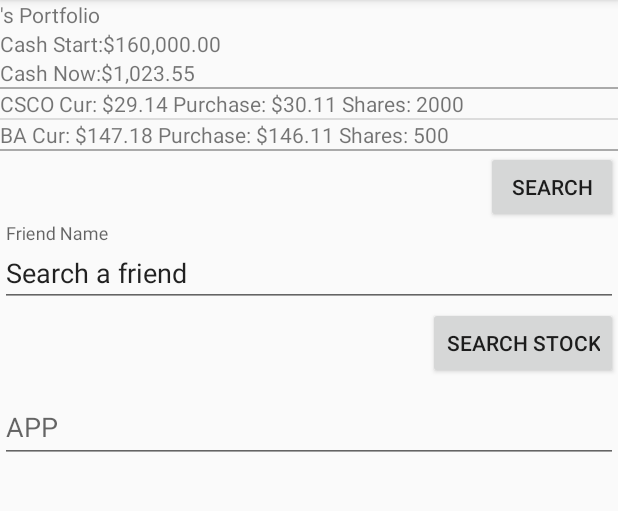
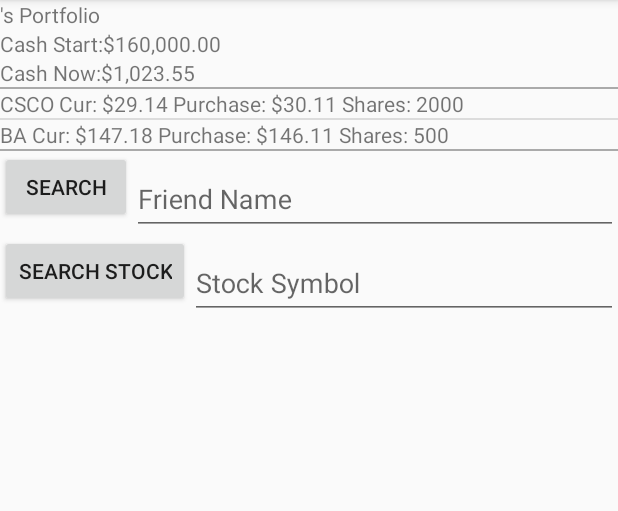
Before and after one commit to ReachAayush/hustlr, an Android app: the AccountHomeActivity screen opened directly, with no data from a screen before it, on a phone screen of 412 x 824 dp, the part 84-595 px from its top. Run offline under Robolectric (Android 15) with nearby library versions, the phone set to English and light mode, and no system bars.

Commit message:
modify UI on home page

```diff
--- a/hustlr/app/src/main/java/edu/cmu/hustlr/Activity/AccountHomeActivity.java
+++ b/hustlr/app/src/main/java/edu/cmu/hustlr/Activity/AccountHomeActivity.java
@@ -24,7 +24,7 @@ public class AccountHomeActivity extends AppCompatActivity {
         setContentView(R.layout.activity_account_home);
 
         FragmentManager manager = getSupportFragmentManager();
-        Fragment searchFriendFragment = SearchFriendFragment.newInstance("Search a friend");
+        Fragment searchFriendFragment = SearchFriendFragment.newInstance();
         Fragment stockListFragment = StockListFragment.getNewInstance(MyGlobal.me.getPortfolio().getAllStocks());
         manager.beginTransaction()
                 .add(R.id.fragmentHomeSearchFriend, searchFriendFragment)
--- a/hustlr/app/src/main/java/edu/cmu/hustlr/Fragment/SearchFriendFragment.java
+++ b/hustlr/app/src/main/java/edu/cmu/hustlr/Fragment/SearchFriendFragment.java
@@ -20,11 +20,8 @@ public class SearchFriendFragment extends Fragment {
 
     private static final String FRIEND_NAME = "FRIEND_NAME";
 
-    public static SearchFriendFragment newInstance(String friendname) {
+    public static SearchFriendFragment newInstance() {
         SearchFriendFragment fragment = new SearchFriendFragment();
-        Bundle args = new Bundle();
-        args.putString(FRIEND_NAME, friendname);
-        fragment.setArguments(args);
         return fragment;
     }
 
@@ -37,8 +34,6 @@ public class SearchFriendFragment extends Fragment {
     public View onCreateView(LayoutInflater inflater, ViewGroup container,
                              Bundle savedInstanceState) {
         View v = inflater.inflate(R.layout.fragment_search_friend, container, false);
-        EditText editFriendName = (EditText) v.findViewById(R.id.editSearchFriendName);
-        editFriendName.setText(getArguments().getString(FRIEND_NAME));
         Button buttonSearchFriend = (Button)v.findViewById(R.id.btnHomeSearchFriend);
         buttonSearchFriend.setOnClickListener(
                 new Button.OnClickListener() {
--- a/hustlr/app/src/main/res/layout/activity_account_home.xml
+++ b/hustlr/app/src/main/res/layout/activity_account_home.xml
@@ -73,8 +73,7 @@
     <!-- TODO SearchStockFragment (ref to SearchFriendFragment) -->
     <LinearLayout
         android:layout_width="match_parent"
-        android:layout_height="wrap_content"
-        android:orientation="vertical">
+        android:layout_height="wrap_content">
         <Button
             android:layout_width="wrap_content"
             android:layout_height="wrap_content"
@@ -86,7 +85,7 @@
                 android:layout_width="match_parent"
                 android:layout_height="wrap_content"
                 android:id="@+id/editHomeSearchStock"
-                android:hint="APP" />
+                android:hint="Stock Symbol" />
         </android.support.design.widget.TextInputLayout>
 
     </LinearLayout>
--- a/hustlr/app/src/main/res/layout/fragment_search_friend.xml
+++ b/hustlr/app/src/main/res/layout/fragment_search_friend.xml
@@ -1,8 +1,7 @@
 <?xml version="1.0" encoding="utf-8"?>
 <LinearLayout xmlns:android="http://schemas.android.com/apk/res/android"
     android:layout_width="fill_parent"
-    android:layout_height="fill_parent"
-    android:orientation="vertical">
+    android:layout_height="fill_parent">
     <Button
         android:layout_width="wrap_content"
         android:layout_height="wrap_content"
```
